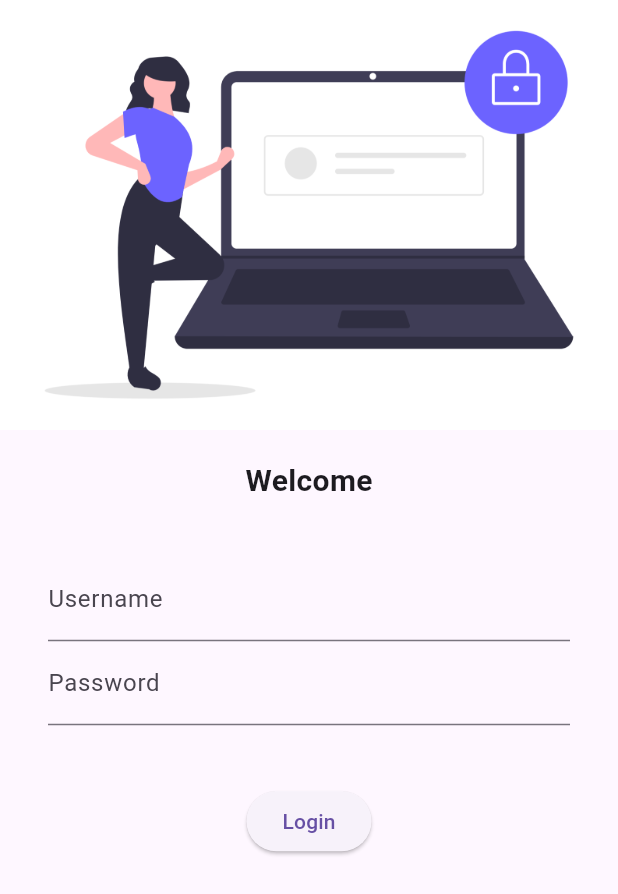
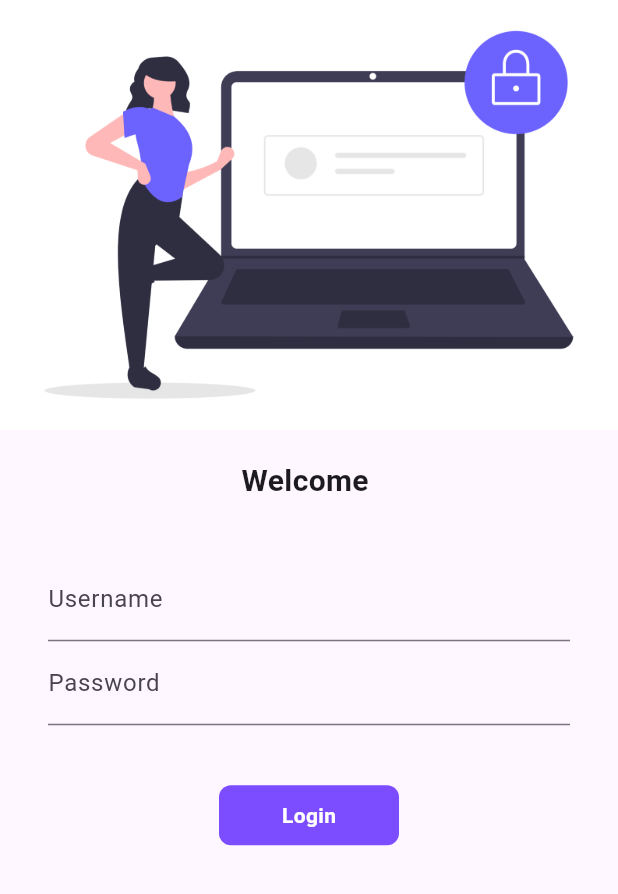
Before and after one commit to Hiteshgurnani123/flutter_application, a Flutter app: the screen it shows after launch, on a phone screen of 412 x 824 dp. Shown: the top 894 px of the screen. Run offline on Flutter 3.47's test engine with Material 3 defaults, Android fonts, the phone set to English and light mode, and no system bars.

Commit message:
day5 completed

```diff
--- a/lib/main.dart
+++ b/lib/main.dart
@@ -1,6 +1,7 @@
 import 'package:flutter/material.dart';
 import 'package:helloworld/home_page.dart';
 import 'package:helloworld/pages/login_page.dart';
+import 'package:helloworld/utils/routes.dart';
 
 void main() {
   runApp(MyApp());
@@ -18,8 +19,8 @@ class MyApp extends StatelessWidget {
       initialRoute: "/",
       routes: {
         "/": (context) => LoginPage(),
-        "/home": (context) => HomePage(),
-        "/login": (context) => LoginPage(),
+        MyRoutes.homeRoute: (context) => HomePage(),
+        MyRoutes.loginRoute: (context) => LoginPage(),
       },
     );
   }
--- a/lib/pages/login_page.dart
+++ b/lib/pages/login_page.dart
@@ -1,6 +1,15 @@
 import 'package:flutter/material.dart';
+import 'package:helloworld/utils/routes.dart';
 
-class LoginPage extends StatelessWidget {
+class LoginPage extends StatefulWidget {
+  @override
+  State<LoginPage> createState() => _LoginPageState();
+}
+
+class _LoginPageState extends State<LoginPage> {
+  String name = "";
+  bool changeButton = false;
+
   @override
   Widget build(BuildContext context) {
     return Material(
@@ -14,7 +23,7 @@ class LoginPage extends StatelessWidget {
           height: 20,
         ),
         Text(
-          "Welcome",
+          "Welcome $name",
           style: TextStyle(
             fontSize: 20,
             fontWeight: FontWeight.bold,
@@ -32,6 +41,10 @@ class LoginPage extends StatelessWidget {
                   hintText: "Enter Username",
                   labelText: "Username",
                 ),
+                onChanged: (value) {
+                  name = value;
+                  setState(() {});
+                },
               ),
               TextFormField(
                 obscureText: true,
@@ -43,13 +56,45 @@ class LoginPage extends StatelessWidget {
               SizedBox(
                 height: 40,
               ),
-              ElevatedButton(
-                onPressed: () {
-                  print("Welcome");
+
+              InkWell(
+                onTap: () async {
+                  setState(() {
+                    changeButton = true;
+                  });
+
+                  await Future.delayed(Duration(seconds: 1));
+                  Navigator.pushNamed(context, MyRoutes.homeRoute);
                 },
-                child: Text("Login"),
-                style: TextButton.styleFrom(),
+                child: AnimatedContainer(
+                  duration: Duration(seconds: 1),
+                  width: changeButton ? 45 : 120,
+                  height: 40,
+                  alignment: Alignment.center,
+                  child: changeButton
+                      ? Icon(
+                          Icons.done,
+                          color: Colors.white,
+                        )
+                      : Text(
+                          "Login",
+                          style: TextStyle(
+                              color: Colors.white, fontWeight: FontWeight.bold),
+                        ),
+                  decoration: BoxDecoration(
+                      color: Colors.deepPurpleAccent,
+                      borderRadius:
+                          BorderRadius.circular(changeButton ? 45 : 8)),
+                ),
               )
+
+              //  ElevatedButton(
+              //  onPressed: () {
+              //    Navigator.pushNamed(context, MyRoutes.homeRoute);
+              //  },
+              //  child: Text("Login"),
+              //  style: TextButton.styleFrom(minimumSize: Size(150, 40)),
+              //   )
             ],
           ),
         ),
--- /dev/null
+++ b/lib/utils/routes.dart
@@ -0,0 +1,4 @@
+class MyRoutes {
+  static String loginRoute = "/login";
+  static String homeRoute = "/home";
+}
```
